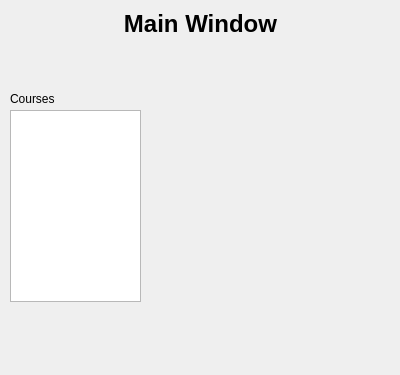
FigueroaCode/Scribble, file mainwindow.ui: the form before one commit.
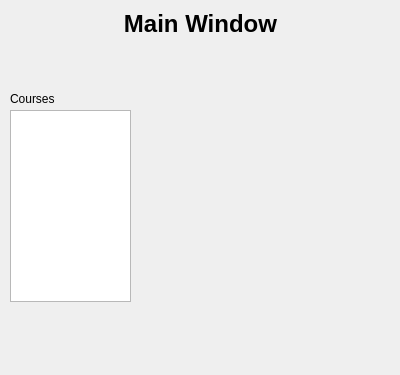
The form after the commit.

Commit message: made course list widget

```diff
--- a/mainwindow.ui
+++ b/mainwindow.ui
@@ -19,16 +19,6 @@
   <property name="windowTitle">
    <string>Dialog</string>
   </property>
-  <widget class="QListWidget" name="coursesList">
-   <property name="geometry">
-    <rect>
-     <x>10</x>
-     <y>110</y>
-     <width>131</width>
-     <height>192</height>
-    </rect>
-   </property>
-  </widget>
   <widget class="QLabel" name="coursesLabel">
    <property name="geometry">
     <rect>
@@ -69,6 +59,16 @@
     </property>
    </widget>
   </widget>
+  <widget class="QListWidget" name="courseList">
+   <property name="geometry">
+    <rect>
+     <x>10</x>
+     <y>110</y>
+     <width>121</width>
+     <height>192</height>
+    </rect>
+   </property>
+  </widget>
  </widget>
  <resources/>
  <connections/>
```
The commit also changes 6 other files.
